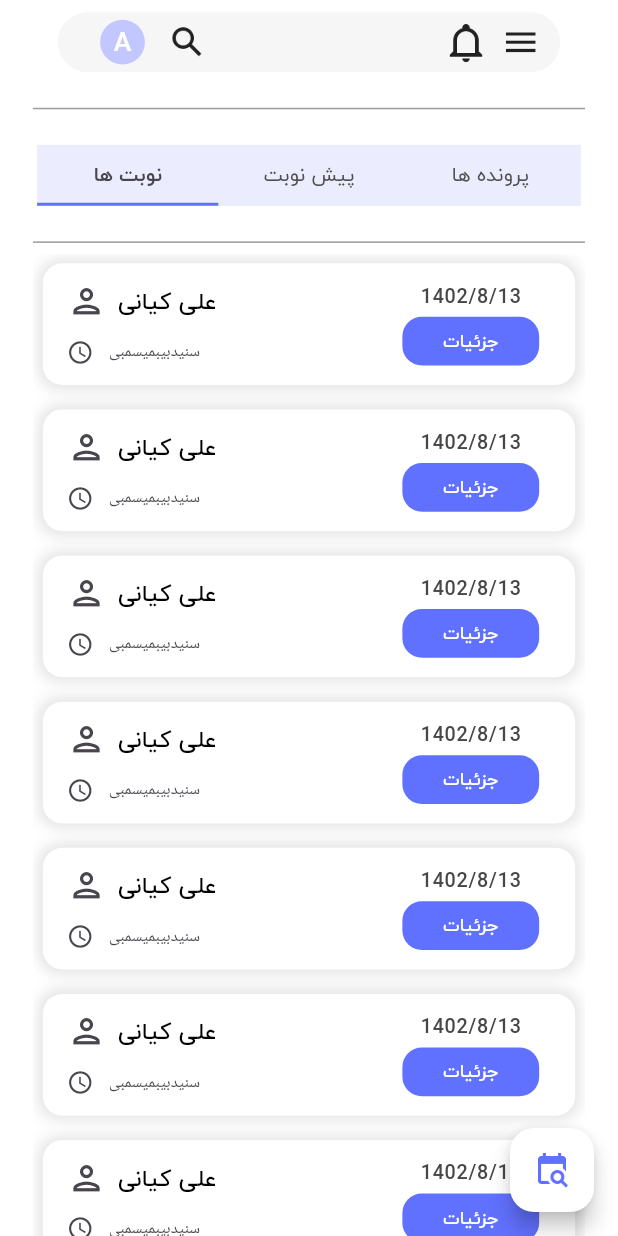
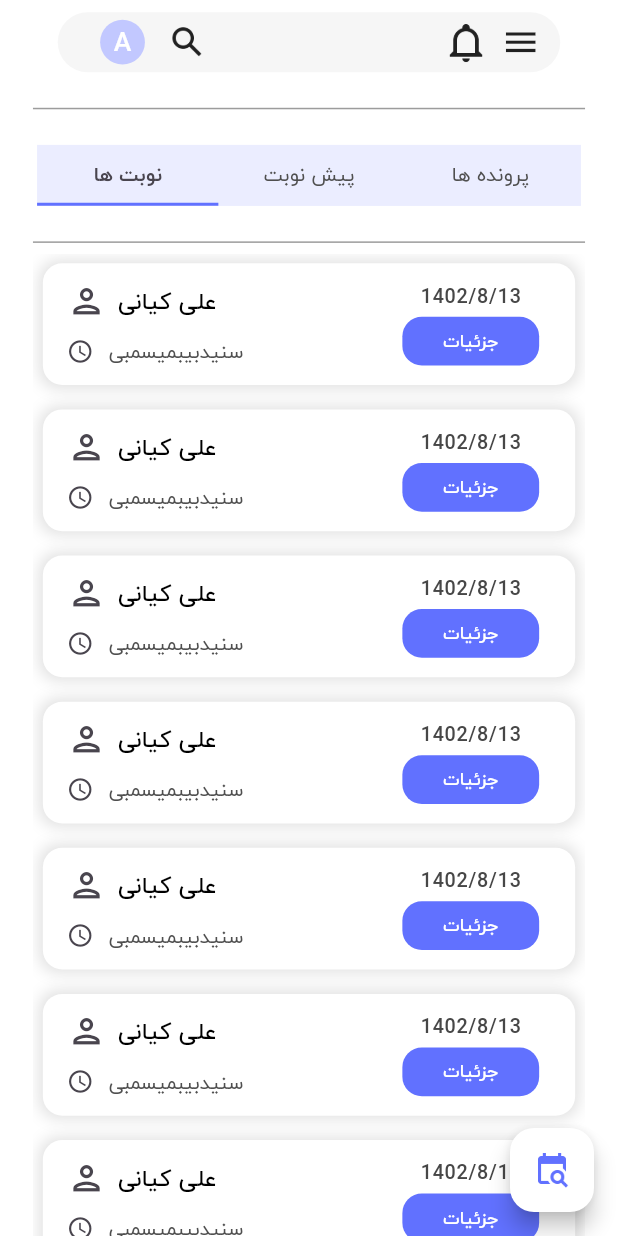
Before and after one commit to RayMasoumi/nobitok, a Flutter app: the HomeScreen screen opened directly, on a phone screen of 412 x 824 dp. Run offline on Flutter 3.47's test engine with Material 2 defaults, Android fonts, the phone set to English and light mode, and no system bars; our stand-ins replace flutter_bloc, flutter_screenutil.

Commit message:
extracted list tile and list view>> fixed bugs

```diff
--- a/lib/constants/strings.dart
+++ b/lib/constants/strings.dart
@@ -5,3 +5,4 @@ const kAppVersion = '0.1.0';
 // * font names
 const kIranyekanFont = 'Iranyekan';
 const kKalamehFont = 'Kalameh';
+const kCurrency = 'تومان';
--- a/lib/constants/styles.dart
+++ b/lib/constants/styles.dart
@@ -57,3 +57,8 @@ final TextStyle kTitle15TextStyle = TextStyle(
     fontFamily: kIranyekanFont,
     fontSize: 15.w,
     fontWeight: FontWeight.w500);
+final TextStyle kBold13TextStyle = TextStyle(
+    color: const Color(0xff1D1B20),
+    fontFamily: kIranyekanFont,
+    fontSize: 15.w,
+    fontWeight: FontWeight.w500);
--- a/lib/main.dart
+++ b/lib/main.dart
@@ -1,7 +1,7 @@
 import 'package:flutter/material.dart';
 import 'package:flutter_localizations/flutter_localizations.dart';
 import 'package:flutter_screenutil/flutter_screenutil.dart';
-import 'package:nobitok/presentation/widgets/customer_info.dart';
+import 'package:nobitok/presentation/screens/home_screen.dart';
 
 import 'constants/sizes.dart';
 
@@ -29,7 +29,8 @@ class MyApp extends StatelessWidget {
           ),
           home: const Directionality(
             textDirection: TextDirection.rtl,
-            child: CustomerInfoBottomSheet(),
+            // child: CustomerInfoBottomSheet(),
+            child: HomeScreen(),
           ),
           localizationsDelegates: const [
             GlobalMaterialLocalizations.delegate,
--- a/lib/presentation/screens/home_screen.dart
+++ b/lib/presentation/screens/home_screen.dart
@@ -1,9 +1,9 @@
 import 'package:flutter/material.dart';
 import 'package:flutter_screenutil/flutter_screenutil.dart';
-import 'package:nobitok/presentation/widgets/appointment_list_tile.dart';
-import 'package:nobitok/presentation/widgets/appointment_list_view.dart';
+import 'package:nobitok/presentation/widgets/custom_list_view.dart';
 import 'package:nobitok/presentation/widgets/custom_tabbar.dart';
 import 'package:nobitok/presentation/widgets/padded_divider.dart';
+import 'package:nobitok/presentation/widgets/thick_list_tile.dart';
 
 import '../../constants/sizes.dart';
 import '../../constants/styles.dart';
@@ -55,8 +55,8 @@ class HomeScreen extends StatelessWidget {
               ), // * after divider:
 // * list view:
               Expanded(
-                child: AppointmentListView(
-                  listTile: AppointmentListTile(
+                child: CustomListView(
+                  listTile: ThickListTile(
                     leading: SizedBox(
                       width: 150.w,
                       child: Column(
@@ -86,7 +86,10 @@ class HomeScreen extends StatelessWidget {
                               SizedBox(
                                 width: 9.w,
                               ),
-                              const Text('سنیدبیبمیسمبی'),
+                              Text(
+                                'سنیدبیبمیسمبی',
+                                style: kMedium12TextStyle,
+                              ),
                               const Spacer(),
                             ],
                           ),
--- a/lib/presentation/widgets/appointment_list_view.dart
+++ b/lib/presentation/widgets/custom_list_view.dart
@@ -1,8 +1,8 @@
 import 'package:flutter/material.dart';
 import 'package:flutter_screenutil/flutter_screenutil.dart';
 
-class AppointmentListView extends StatelessWidget {
-  const AppointmentListView({
+class CustomListView extends StatelessWidget {
+  const CustomListView({
     super.key,
     required this.listTile,
   });
@@ -33,10 +33,7 @@ class AppointmentListView extends StatelessWidget {
           ],
         ),
         child: Padding(
-          padding: EdgeInsets.symmetric(
-            // horizontal: 16.w,
-            vertical: 12.h,
-          ),
+          padding: EdgeInsets.symmetric(vertical: 12.h),
           child: listTile,
         ),
       );
--- a/lib/presentation/widgets/appointment_list_tile.dart
+++ b/lib/presentation/widgets/thick_list_tile.dart
@@ -1,7 +1,7 @@
 import 'package:flutter/material.dart';
 
-class AppointmentListTile extends StatelessWidget {
-  const AppointmentListTile({
+class ThickListTile extends StatelessWidget {
+  const ThickListTile({
     super.key,
     required this.leading,
     required this.trailing,
```
Also changed, not shown: lib/presentation/widgets/customer_info.dart (+32 -6 lines).
